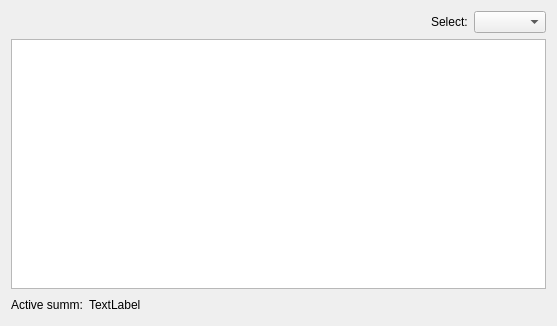
This is listaccounts.ui in sergey196510/mycash as Qt 5 draws it before an edit. The edited form follows.
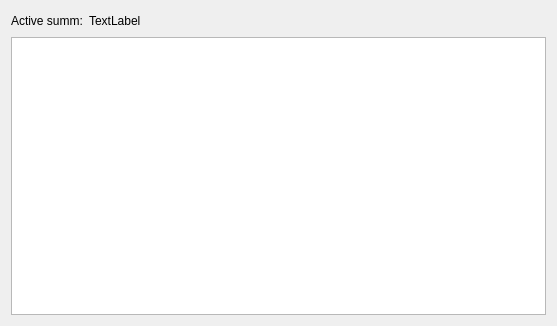
This is the edited form. Custom widgets are drawn as their Qt base class.

What changed in the file:
```diff
--- a/listaccounts.ui
+++ b/listaccounts.ui
@@ -14,36 +14,6 @@
    <string>Form</string>
   </property>
   <layout class="QVBoxLayout" name="verticalLayout">
-   <item>
-    <layout class="QHBoxLayout" name="horizontalLayout_2">
-     <item>
-      <spacer name="horizontalSpacer_2">
-       <property name="orientation">
-        <enum>Qt::Horizontal</enum>
-       </property>
-       <property name="sizeHint" stdset="0">
-        <size>
-         <width>40</width>
-         <height>20</height>
-        </size>
-       </property>
-      </spacer>
-     </item>
-     <item>
-      <widget class="QLabel" name="label_2">
-       <property name="text">
-        <string>Select:</string>
-       </property>
-      </widget>
-     </item>
-     <item>
-      <widget class="AccountTypeComboBox" name="typeComboBox"/>
-     </item>
-    </layout>
-   </item>
-   <item>
-    <widget class="QTreeView" name="treeView"/>
-   </item>
    <item>
     <layout class="QHBoxLayout" name="horizontalLayout">
      <item>
@@ -75,15 +45,11 @@
      </item>
     </layout>
    </item>
+   <item>
+    <widget class="QTreeView" name="treeView"/>
+   </item>
   </layout>
  </widget>
- <customwidgets>
-  <customwidget>
-   <class>AccountTypeComboBox</class>
-   <extends>QComboBox</extends>
-   <header location="global">widgets/accounttypecombobox.h</header>
-  </customwidget>
- </customwidgets>
  <resources/>
  <connections/>
 </ui>
```
